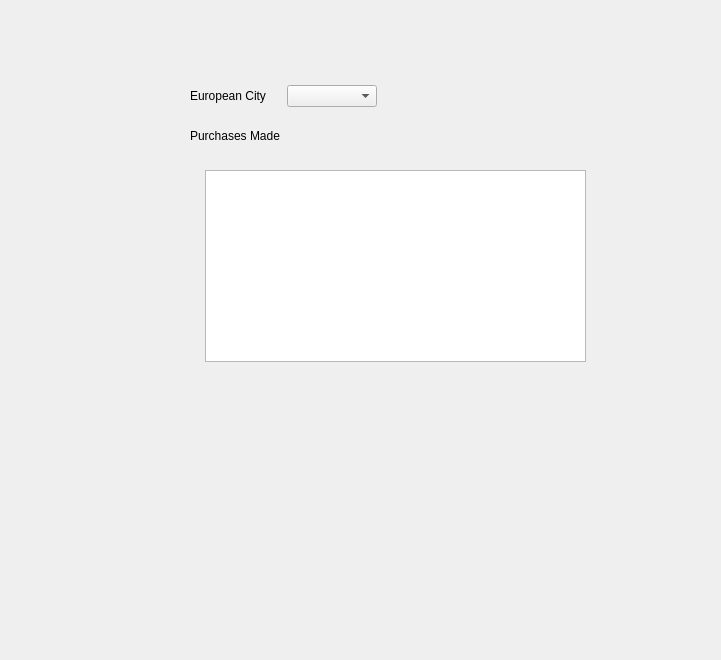
Qt form adminoperations.ui (thea-k/CS1D2018-Project1) before a commit.
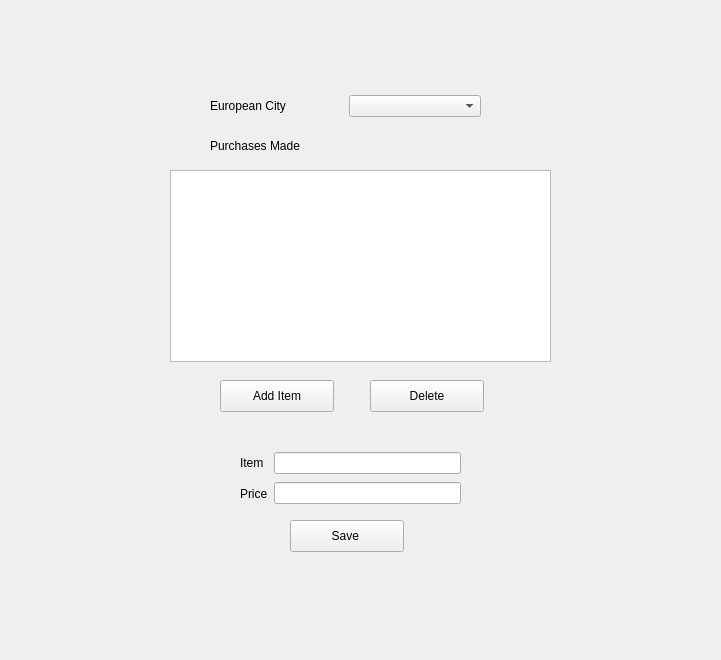
The same form after that commit. The open tabs and pages were chosen to show the change.

Patch:
```diff
--- a/adminoperations.ui
+++ b/adminoperations.ui
@@ -16,10 +16,10 @@
   <widget class="QStackedWidget" name="stackedWidget">
    <property name="geometry">
     <rect>
-     <x>160</x>
-     <y>60</y>
-     <width>451</width>
-     <height>351</height>
+     <x>100</x>
+     <y>50</y>
+     <width>541</width>
+     <height>561</height>
     </rect>
    </property>
    <property name="currentIndex">
@@ -84,8 +84,8 @@
     <widget class="QLabel" name="label_6">
      <property name="geometry">
       <rect>
-       <x>30</x>
-       <y>60</y>
+       <x>110</x>
+       <y>80</y>
        <width>121</width>
        <height>31</height>
       </rect>
@@ -97,19 +97,19 @@
     <widget class="QTableView" name="tableView">
      <property name="geometry">
       <rect>
-       <x>45</x>
-       <y>110</y>
+       <x>70</x>
+       <y>120</y>
        <width>381</width>
        <height>192</height>
       </rect>
      </property>
     </widget>
-    <widget class="QWidget" name="">
+    <widget class="QWidget" name="layoutWidget">
      <property name="geometry">
       <rect>
-       <x>30</x>
-       <y>20</y>
-       <width>187</width>
+       <x>110</x>
+       <y>40</y>
+       <width>271</width>
        <height>32</height>
       </rect>
      </property>
@@ -126,6 +126,101 @@
       </item>
      </layout>
     </widget>
+    <widget class="QPushButton" name="addItemButton">
+     <property name="geometry">
+      <rect>
+       <x>120</x>
+       <y>330</y>
+       <width>114</width>
+       <height>32</height>
+      </rect>
+     </property>
+     <property name="text">
+      <string>Add Item</string>
+     </property>
+    </widget>
+    <widget class="QPushButton" name="pushButton_3">
+     <property name="geometry">
+      <rect>
+       <x>270</x>
+       <y>330</y>
+       <width>114</width>
+       <height>32</height>
+      </rect>
+     </property>
+     <property name="text">
+      <string>Delete</string>
+     </property>
+    </widget>
+    <widget class="QStackedWidget" name="newItemStackedWidget">
+     <property name="geometry">
+      <rect>
+       <x>110</x>
+       <y>380</y>
+       <width>281</width>
+       <height>161</height>
+      </rect>
+     </property>
+     <property name="currentIndex">
+      <number>0</number>
+     </property>
+     <widget class="QWidget" name="page_3"/>
+     <widget class="QWidget" name="newItemPage">
+      <widget class="QWidget" name="">
+       <property name="geometry">
+        <rect>
+         <x>30</x>
+         <y>20</y>
+         <width>221</width>
+         <height>56</height>
+        </rect>
+       </property>
+       <layout class="QHBoxLayout" name="horizontalLayout_2">
+        <item>
+         <layout class="QVBoxLayout" name="verticalLayout_4">
+          <item>
+           <widget class="QLabel" name="label_3">
+            <property name="text">
+             <string>Item</string>
+            </property>
+           </widget>
+          </item>
+          <item>
+           <widget class="QLabel" name="label_4">
+            <property name="text">
+             <string>Price</string>
+            </property>
+           </widget>
+          </item>
+         </layout>
+        </item>
+        <item>
+         <layout class="QVBoxLayout" name="verticalLayout_3">
+          <item>
+           <widget class="QLineEdit" name="itemLineEdit"/>
+          </item>
+          <item>
+           <widget class="QLineEdit" name="priceLineEdit"/>
+          </item>
+         </layout>
+        </item>
+       </layout>
+      </widget>
+      <widget class="QPushButton" name="saveButton">
+       <property name="geometry">
+        <rect>
+         <x>80</x>
+         <y>90</y>
+         <width>114</width>
+         <height>32</height>
+        </rect>
+       </property>
+       <property name="text">
+        <string>Save </string>
+       </property>
+      </widget>
+     </widget>
+    </widget>
    </widget>
   </widget>
  </widget>
```
Left out of the diff: 12 changed lines with no effect on the pictures.
